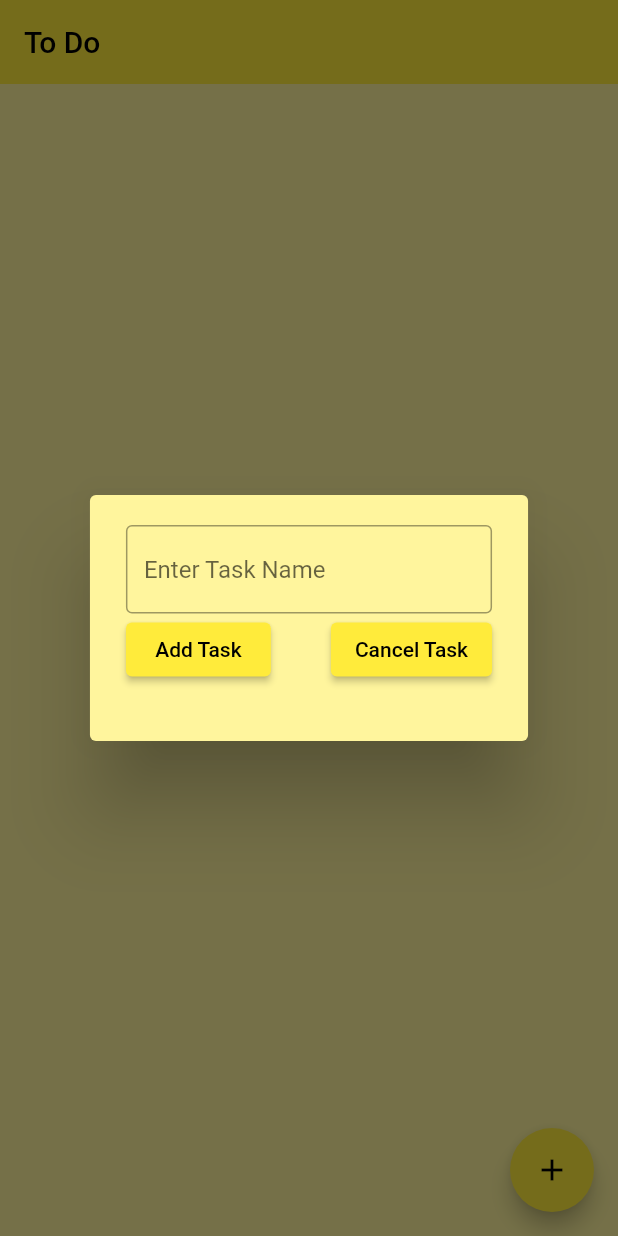
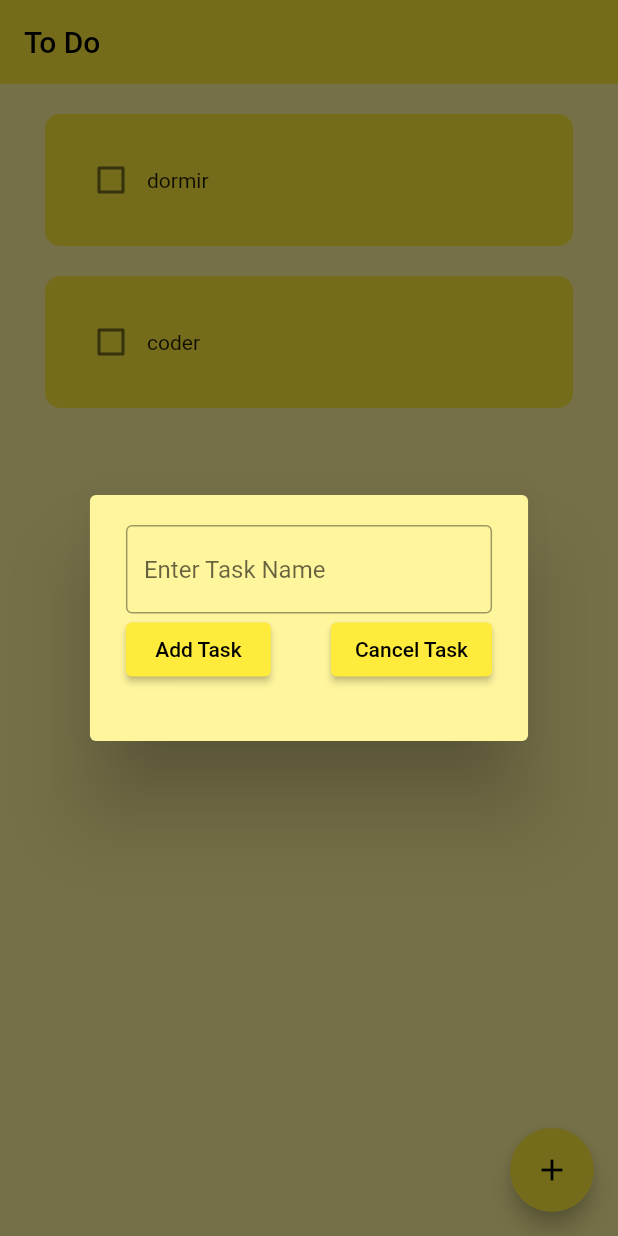
Before and after one commit to yhwachh/To_Do, a Flutter app: the screen it shows after launch, after a tap on the "add" icon, on a phone screen of 412 x 824 dp. Run offline on Flutter 3.47's test engine with Material 2 defaults, Android fonts, the phone set to English and light mode, and no system bars; drawn by our look-alikes of flutter_slidable; our stand-ins replace hive, hive_flutter; accounts and stored records are empty.

Commit message:
3st_commit

```diff
--- /dev/null
+++ b/lib/data/database.dart
@@ -0,0 +1,25 @@
+import 'package:hive/hive.dart';
+
+class ToDoDataBase {
+  List toDoList = [];
+  //reference hive box
+  final _myBox = Hive.box('myBox');
+  //1es time open this app
+  void createInitialData() {
+    toDoList = [
+      ['dormir', false],
+      ['coder', false],
+    ];
+  }
+
+  // load the data from database
+
+  void loadData() {
+    toDoList = _myBox.get('toDoList');
+  }
+
+  //update the database
+  void updateDataBase() {
+    _myBox.put('toDoList', toDoList);
+  }
+}
--- a/lib/main.dart
+++ b/lib/main.dart
@@ -1,7 +1,13 @@
 import 'package:flutter/material.dart';
+import 'package:hive_flutter/hive_flutter.dart';
 import 'package:to_do/pages/my_home_page.dart';
 
-void main() {
+Future<void> main() async {
+  //init hive
+  await Hive.initFlutter();
+  //opne a box
+  var box = await Hive.openBox('myBox');
+
   runApp(const MyApp());
 }
 
--- a/lib/pages/my_home_page.dart
+++ b/lib/pages/my_home_page.dart
@@ -1,6 +1,7 @@
 import 'package:flutter/material.dart';
+import 'package:hive_flutter/hive_flutter.dart';
+import 'package:to_do/data/database.dart';
 import 'package:to_do/utils/create_new_task.dart';
-
 import '../utils/to_do_tile.dart';
 
 class MyHomePage extends StatefulWidget {
@@ -11,8 +12,25 @@ class MyHomePage extends StatefulWidget {
 }
 
 class _MyHomePageState extends State<MyHomePage> {
-  List toDoList = [];
+  // reference hive box
+  final _myBox = Hive.box('myBox');
+
+  ToDoDataBase toDoDataBase = ToDoDataBase();
+
   final taskController = TextEditingController();
+
+  @override
+  void initState() {
+    // if this 1st tiome openin the app
+    if (_myBox.get("toDoList") == null) {
+      toDoDataBase.createInitialData();
+      toDoDataBase.updateDataBase();
+    } else {
+      // there already exist data
+      toDoDataBase.loadData();
+    }
+    super.initState();
+  }
 
   @override
   void dispose() {
@@ -23,10 +41,15 @@ class _MyHomePageState extends State<MyHomePage> {
 
   void saveNewTask() {
     setState(() {
-      toDoList.add([taskController.text, false]);
+      if (taskController.text.isEmpty) {
+        Navigator.of(context).pop();
+        return;
+      }
+      toDoDataBase.toDoList.add([taskController.text, false]);
       taskController.clear();
       Navigator.of(context).pop();
     });
+    toDoDataBase.updateDataBase();
   }
 
   void creatNewTask() {
@@ -48,20 +71,29 @@ class _MyHomePageState extends State<MyHomePage> {
         title: const Text('To Do'),
         elevation: 0,
       ),
+      body: ListView.builder(
+          itemCount: toDoDataBase.toDoList.length,
+          itemBuilder: (context, index) {
+            return ToDoList(
+              taskName: toDoDataBase.toDoList[index][0],
+              taskValue: toDoDataBase.toDoList[index][1],
+              onChanged: (newValue) => {
+                setState(() {
+                  toDoDataBase.toDoList[index][1] =
+                      !toDoDataBase.toDoList[index][1];
+                }),
+                toDoDataBase.updateDataBase()
+              },
+              deleteFonction: (BuildContext) {
+                setState(() {
+                  toDoDataBase.toDoList.removeAt(index);
+                });
+                toDoDataBase.updateDataBase();
+              },
+            );
+          }),
       floatingActionButton: FloatingActionButton(
           onPressed: creatNewTask, child: const Icon(Icons.add)),
-        body: ListView.builder(
-            itemCount: toDoList.length,
-            itemBuilder: (context, index) {
-              return ToDoList(
-                taskName: toDoList[index][0],
-                taskValue: toDoList[index][1],
-                onChanged: (newValue) => {
-                  setState(() {
-                    toDoList[index][1] = !toDoList[index][1];
-                  })
-                },
     );
-            }));
   }
 }
--- a/lib/utils/to_do_tile.dart
+++ b/lib/utils/to_do_tile.dart
@@ -1,20 +1,35 @@
 import 'package:flutter/material.dart';
+import 'package:flutter_slidable/flutter_slidable.dart';
 
 // ignore: must_be_immutable
 class ToDoList extends StatelessWidget {
   bool taskValue = false;
   String taskName;
   Function(bool?)? onChanged;
+  Function(BuildContext)? deleteFonction;
 
   ToDoList(
       {super.key,
       required this.taskName,
       this.onChanged,
-      required this.taskValue});
+      required this.taskValue,
+      required this.deleteFonction});
   @override
   Widget build(BuildContext context) {
     return Padding(
       padding: const EdgeInsets.only(left: 30.0, right: 30, top: 20),
+      child: Slidable(
+        endActionPane: ActionPane(
+          motion: StretchMotion(),
+          children: [
+            SlidableAction(
+              onPressed: deleteFonction,
+              icon: Icons.delete,
+              backgroundColor: Colors.red,
+              borderRadius: BorderRadius.circular(10),
+            )
+          ],
+        ),
         child: Container(
           padding: EdgeInsets.all(20),
           decoration: BoxDecoration(
@@ -34,6 +49,7 @@ class ToDoList extends StatelessWidget {
             ],
           ),
         ),
+      ),
     );
   }
 }
--- a/pubspec.yaml
+++ b/pubspec.yaml
@@ -30,6 +30,8 @@ environment:
 dependencies:
   flutter:
     sdk: flutter
+  hive: ^2.2.3
+  hive_flutter: ^1.1.0
 
 
   # The following adds the Cupertino Icons font to your application.
@@ -39,6 +41,9 @@ dependencies:
 dev_dependencies:
   flutter_test:
     sdk: flutter
+  hive_generator: ^1.1.3
+  build_runner: ^2.1.11
+
 
   # The "flutter_lints" package below contains a set of recommended lints to
   # encourage good coding practices. The lint set provided by the package is
@@ -46,6 +51,7 @@ dev_dependencies:
   # package. See that file for information about deactivating specific lint
   # rules and activating additional ones.
   flutter_lints: ^2.0.0
+  flutter_slidable: ^1.2.0
 
 # For information on the generic Dart part of this file, see the
 # following page: https://dart.dev/tools/pub/pubspec
```
Also changed, not shown: pubspec.lock, 70 other files. Lines whose indentation alone changed are shown as unchanged.
